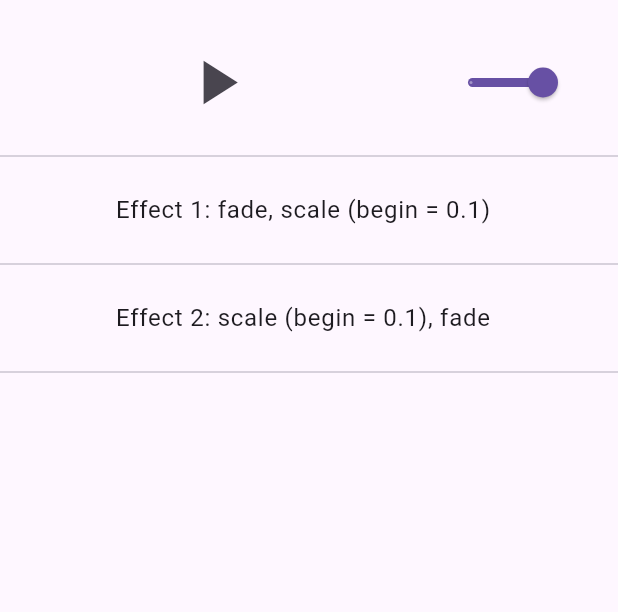
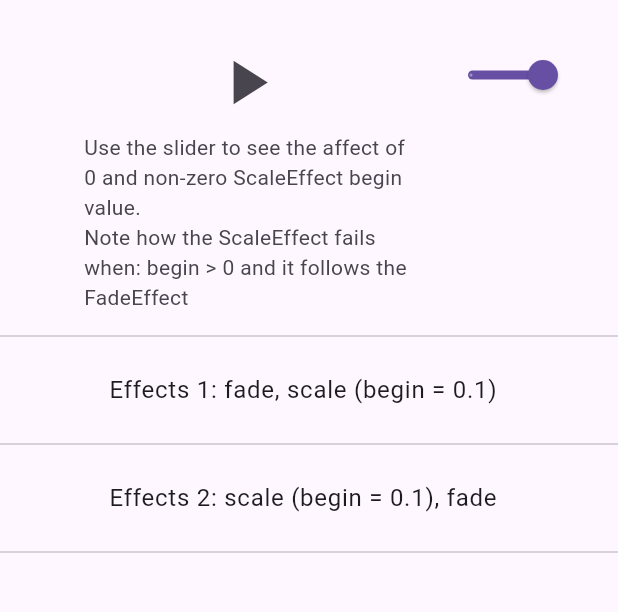
Before and after one commit to eggzotic/animate_demo, a Flutter app: the screen it shows after launch, on a phone screen of 412 x 824 dp, the part 63-675 px from its top. Run offline on Flutter 3.47's test engine with Material 2 defaults, Android fonts, the phone set to English and light mode, and no system bars; drawn by our look-alikes of flutter_animate.

Commit message:
Update in-UI explanation

```diff
--- a/lib/home_page.dart
+++ b/lib/home_page.dart
@@ -25,6 +25,10 @@ class HomePage extends StatelessWidget {
       ),
       body: ListView(children: [
         ListTile(
+          leading: const SizedBox(),
+          isThreeLine: true,
+          subtitle: const Text(
+              'Use the slider to see the affect of 0 and non-zero ScaleEffect begin value.\nNote how the ScaleEffect fails when: begin > 0 and it follows the FadeEffect'),
           title: IconButton(
             iconSize: 50,
             onPressed: appState.isAnimating ? null : () => appState.begin(),
@@ -46,12 +50,12 @@ class HomePage extends StatelessWidget {
         MyTile(
             effects: eff1,
             description:
-                'Effect 1: fade, scale (begin = ${appState.minScale})'),
+                'Effects 1: fade, scale (begin = ${appState.minScale})'),
         const Divider(),
         MyTile(
             effects: eff2,
             description:
-                'Effect 2: scale (begin = ${appState.minScale}), fade'),
+                'Effects 2: scale (begin = ${appState.minScale}), fade'),
         const Divider(),
       ]),
     );
```
